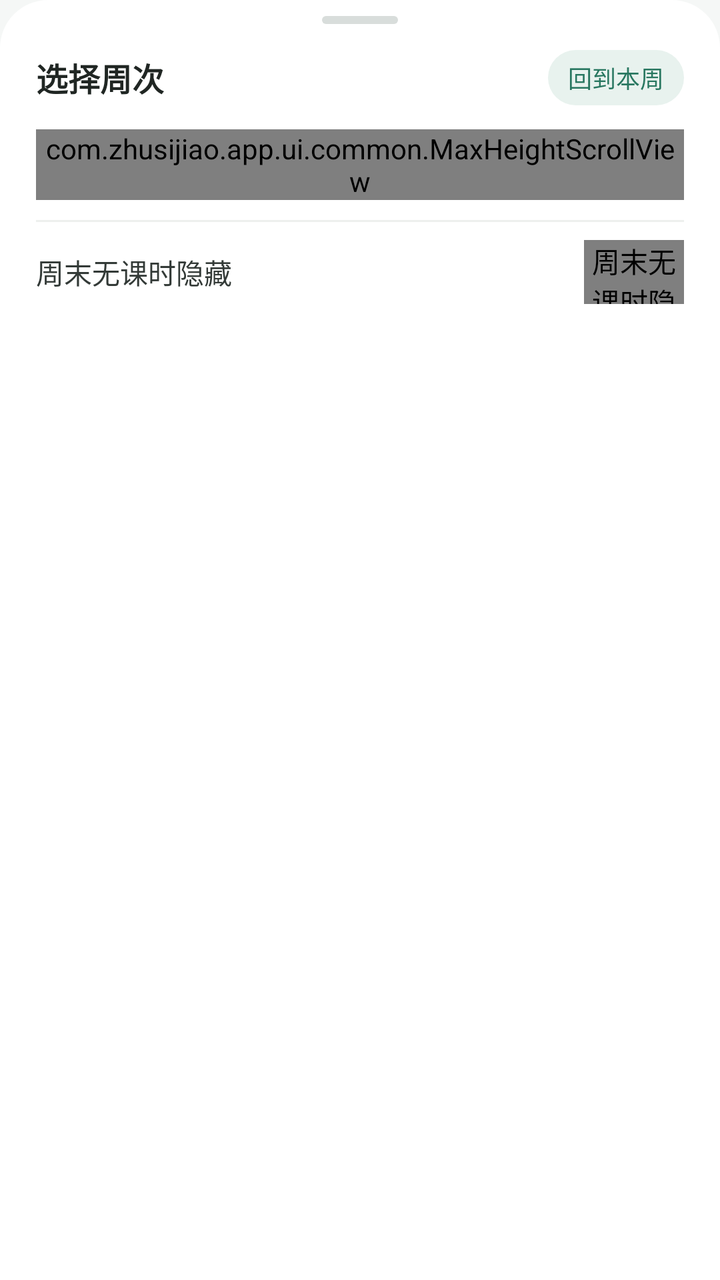
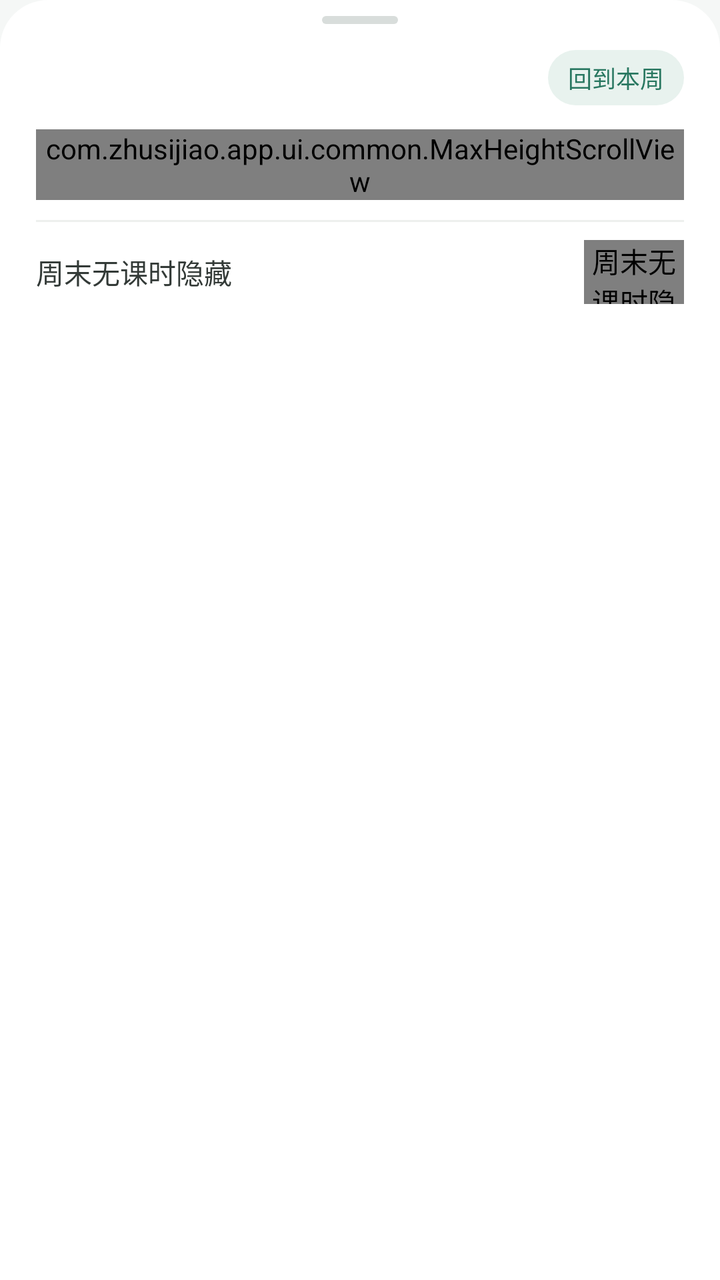

Two renders of the same Android screen: before a commit and after it. Below are the layout's source before the change and the commit's diff.
<!-- AndroidManifest.xml: application theme Theme.Zhusijiao -->
<!-- res/layout/dialog_week_picker.xml -->
<?xml version="1.0" encoding="utf-8"?>
<LinearLayout xmlns:android="http://schemas.android.com/apk/res/android"
    xmlns:tools="http://schemas.android.com/tools"
    android:layout_width="match_parent"
    android:layout_height="wrap_content"
    android:background="@drawable/bg_sheet"
    android:orientation="vertical"
    android:paddingStart="18dp"
    android:paddingTop="8dp"
    android:paddingEnd="18dp"
    android:paddingBottom="14dp">

    <View
        android:layout_width="38dp"
        android:layout_height="4dp"
        android:layout_gravity="center_horizontal"
        android:layout_marginBottom="13dp"
        android:background="@drawable/bg_sheet_handle" />

    <LinearLayout
        android:layout_width="match_parent"
        android:layout_height="wrap_content"
        android:layout_marginBottom="12dp"
        android:gravity="center_vertical"
        android:orientation="horizontal">

        <TextView
            android:id="@+id/pickerTitle"
            android:layout_width="0dp"
            android:layout_height="wrap_content"
            android:layout_weight="1"
            android:text="@string/week_picker_title"
            android:textColor="@color/heading_ink"
            android:textSize="@dimen/text_subtitle"
            android:textStyle="bold" />

        <TextView
            android:id="@+id/backToCurrent"
            android:layout_width="wrap_content"
            android:layout_height="wrap_content"
            android:background="@drawable/bg_tag"
            android:clickable="true"
            android:focusable="true"
            android:paddingStart="10dp"
            android:paddingTop="5dp"
            android:paddingEnd="10dp"
            android:paddingBottom="5dp"
            android:text="@string/week_picker_back_current"
            android:textColor="@color/accent_strong"
            android:textSize="@dimen/text_hint" />
    </LinearLayout>

    <com.zhusijiao.app.ui.common.MaxHeightScrollView
        android:id="@+id/weekScroll"
        android:layout_width="match_parent"
        android:layout_height="wrap_content">

        <LinearLayout
            android:id="@+id/weekRows"
            android:layout_width="match_parent"
            android:layout_height="wrap_content"
            android:orientation="vertical" />
    </com.zhusijiao.app.ui.common.MaxHeightScrollView>

    <View
        android:layout_width="match_parent"
        android:layout_height="1dp"
        android:layout_marginTop="10dp"
        android:background="@color/detail_border" />

    
    <LinearLayout
        android:id="@+id/weekendAutoRow"
        android:layout_width="match_parent"
        android:layout_height="50dp"
        android:clickable="true"
        android:focusable="false"
        android:gravity="center_vertical"
        android:importantForAccessibility="no"
        android:orientation="horizontal"
        tools:ignore="KeyboardInaccessibleWidget">

        <TextView
            android:layout_width="0dp"
            android:layout_height="wrap_content"
            android:layout_weight="1"
            android:text="@string/week_picker_auto_weekend"
            android:textColor="@color/body_ink"
            android:textSize="@dimen/text_body" />

        <com.zhusijiao.app.ui.common.ToggleView
            android:id="@+id/weekendAutoToggle"
            android:layout_width="50dp"
            android:layout_height="32dp"
            android:contentDescription="@string/week_picker_auto_weekend" />
    </LinearLayout>
</LinearLayout>
<!-- resources referenced by this layout -->
<resources>
  <color name="accent_strong">#287760</color>
  <color name="body_ink">#333a37</color>
  <color name="detail_border">#edf0ee</color>
  <color name="heading_ink">#202623</color>
  <dimen name="text_body">14sp</dimen>
  <dimen name="text_hint">12sp</dimen>
  <dimen name="text_subtitle">16sp</dimen>
  <!-- drawable bg_sheet (drawable) -->
  <?xml version="1.0" encoding="utf-8"?>
  
  <shape xmlns:android="http://schemas.android.com/apk/res/android" android:shape="rectangle">
      <solid android:color="@color/surface" />
      <corners android:topLeftRadius="@dimen/radius_xl" android:topRightRadius="@dimen/radius_xl" />
  </shape>
  <!-- drawable bg_sheet_handle (drawable) -->
  <?xml version="1.0" encoding="utf-8"?>
  
  <shape xmlns:android="http://schemas.android.com/apk/res/android" android:shape="rectangle">
      <solid android:color="@color/sheet_handle" />
      <corners android:radius="4dp" />
  </shape>
  <!-- drawable bg_tag (drawable) -->
  <?xml version="1.0" encoding="utf-8"?>
  
  <shape xmlns:android="http://schemas.android.com/apk/res/android" android:shape="rectangle">
      <solid android:color="@color/tag_bg" />
      <corners android:radius="100dp" />
  </shape>
  <string name="week_picker_auto_weekend">周末无课时隐藏</string>
  <string name="week_picker_back_current">回到本周</string>
  <string name="week_picker_title">选择周次</string>
  <style name="Theme.Zhusijiao" parent="Theme.AppCompat.Light.NoActionBar">
          <item name="colorPrimary">@color/accent</item>
          <item name="colorPrimaryDark">@color/accent</item>
          <item name="colorAccent">@color/accent</item>
          <item name="colorControlActivated">@color/accent</item>
          <item name="android:textColorPrimary">@color/ink</item>
          <item name="android:textColorSecondary">@color/muted</item>
          <item name="android:windowBackground">@color/background</item>
          <item name="android:statusBarColor">@color/background</item>
          <item name="android:navigationBarColor">@color/surface</item>
          <item name="android:windowLightStatusBar" tools:targetApi="m">true</item>
          <item name="android:windowLightNavigationBar" tools:targetApi="o_mr1">true</item>
          <item name="android:alertDialogTheme">@style/Theme.Zhusijiao.Dialog</item>
          <item name="alertDialogTheme">@style/Theme.Zhusijiao.Dialog</item>
      </style>
  <color name="surface">#ffffff</color>
  <dimen name="radius_xl">24dp</dimen>
  <color name="sheet_handle">#d8dddb</color>
  <color name="tag_bg">#e8f2ee</color>
  <color name="accent">#2f7d68</color>
  <color name="ink">#202725</color>
  <color name="muted">#7d8783</color>
  <color name="background">#f5f7f6</color>
  <style name="Theme.Zhusijiao.Dialog" parent="Theme.AppCompat.Light.Dialog.Alert">
          <item name="colorAccent">@color/accent</item>
          <item name="android:textColorPrimary">@color/ink</item>
          <item name="buttonBarPositiveButtonStyle">@style/DialogButton</item>
          <item name="buttonBarNegativeButtonStyle">@style/DialogButton</item>
          <item name="buttonBarNeutralButtonStyle">@style/DialogButton</item>
      </style>
  <style name="DialogButton" parent="Widget.AppCompat.Button.ButtonBar.AlertDialog">
          <item name="android:textColor">@color/accent</item>
          <item name="android:textStyle">bold</item>
      </style>
</resources>

<!-- the commit's change to res/layout/dialog_week_picker.xml (unified diff, before → after) -->
@@ -29,7 +29,6 @@
             android:layout_width="0dp"
             android:layout_height="wrap_content"
             android:layout_weight="1"
-            android:text="@string/week_picker_title"
             android:textColor="@color/heading_ink"
             android:textSize="@dimen/text_subtitle"
             android:textStyle="bold" />
<!-- resource entries referenced after the edit -->
@@ -30,7 +30,6 @@
   </shape>
   <string name="week_picker_auto_weekend">周末无课时隐藏</string>
   <string name="week_picker_back_current">回到本周</string>
-  <string name="week_picker_title">选择周次</string>
   <style name="Theme.Zhusijiao" parent="Theme.AppCompat.Light.NoActionBar">
           <item name="colorPrimary">@color/accent</item>
           <item name="colorPrimaryDark">@color/accent</item>
